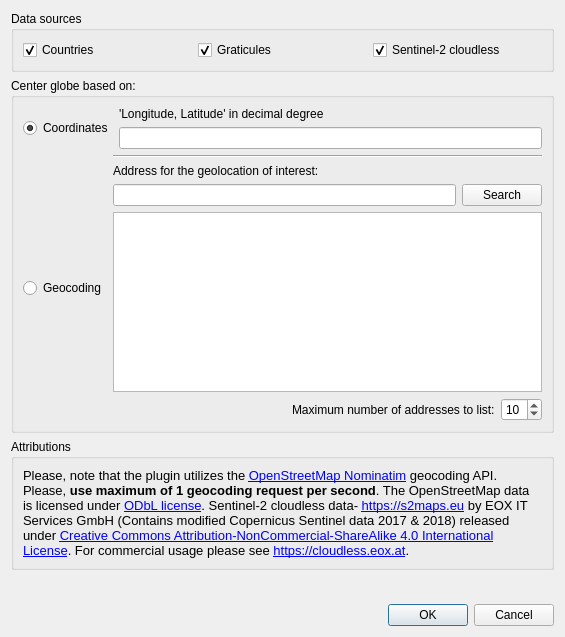
The window that globe_builder_dialog_base.ui (GispoCoding/GlobeBuilder) describes before a commit, drawn with Qt 5.
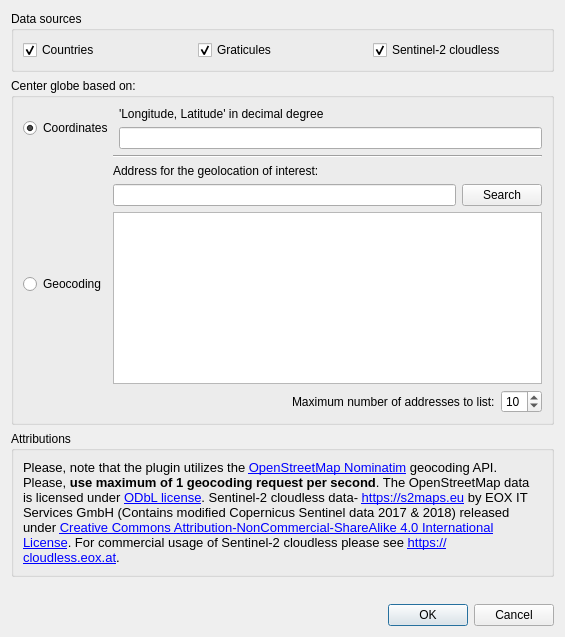
The same window after the commit. Icons and pictures are not drawn.

```diff
--- a/globe_builder_dialog_base.ui
+++ b/globe_builder_dialog_base.ui
@@ -222,7 +222,7 @@
             2017 &amp;amp; 2018) released under &lt;/span&gt;&lt;a href=&quot;https://creativecommons.org/licenses/by-nc-sa/4.0/&quot;&gt;&lt;span
             style=&quot; font-size:10pt; text-decoration: underline; color:#0000ff;&quot;&gt;Creative Commons
             Attribution-NonCommercial-ShareAlike 4.0 International License&lt;/span&gt;&lt;/a&gt;&lt;span style=&quot;
-            font-size:10pt;&quot;&gt;. For commercial usage please see &lt;/span&gt;&lt;a href=&quot;https://cloudless.eox.at&quot;&gt;&lt;span
+            font-size:10pt;&quot;&gt;. For commercial usage of Sentinel-2 cloudless please see &lt;/span&gt;&lt;a href=&quot;https://cloudless.eox.at&quot;&gt;&lt;span
             style=&quot; font-size:10pt; text-decoration: underline; color:#0000ff;&quot;&gt;https://cloudless.eox.at&lt;/span&gt;&lt;/a&gt;&lt;span
             style=&quot; font-size:10pt;&quot;&gt;.&lt;/span&gt;&lt;/p&gt;&lt;/body&gt;&lt;/html&gt;
            </string>
```
